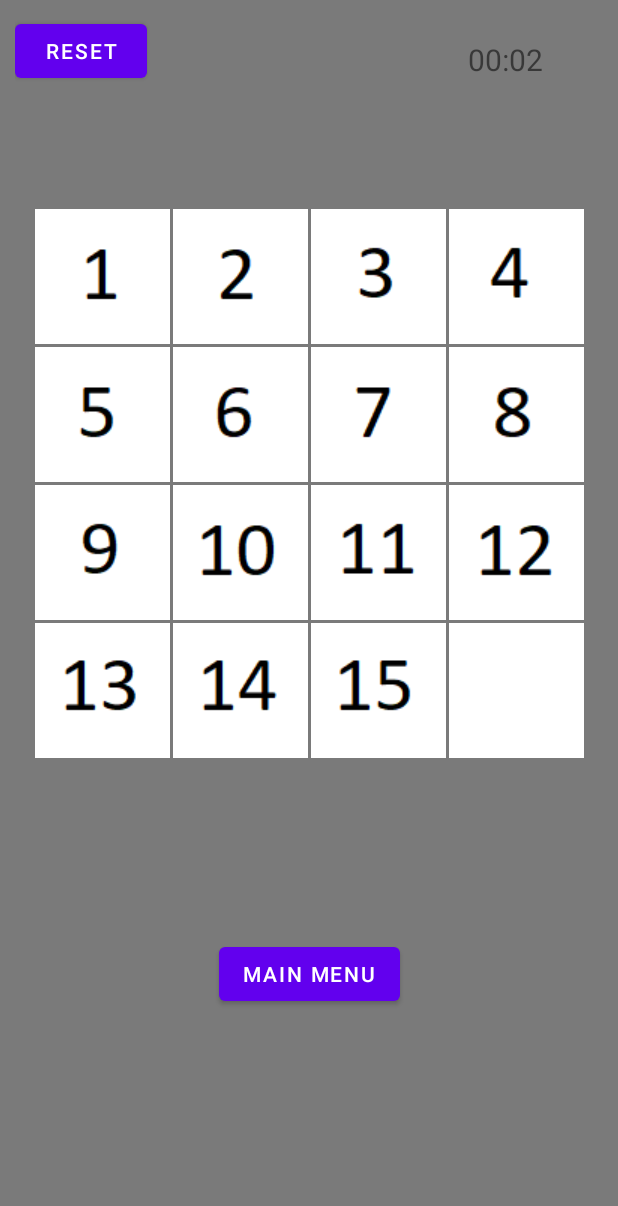
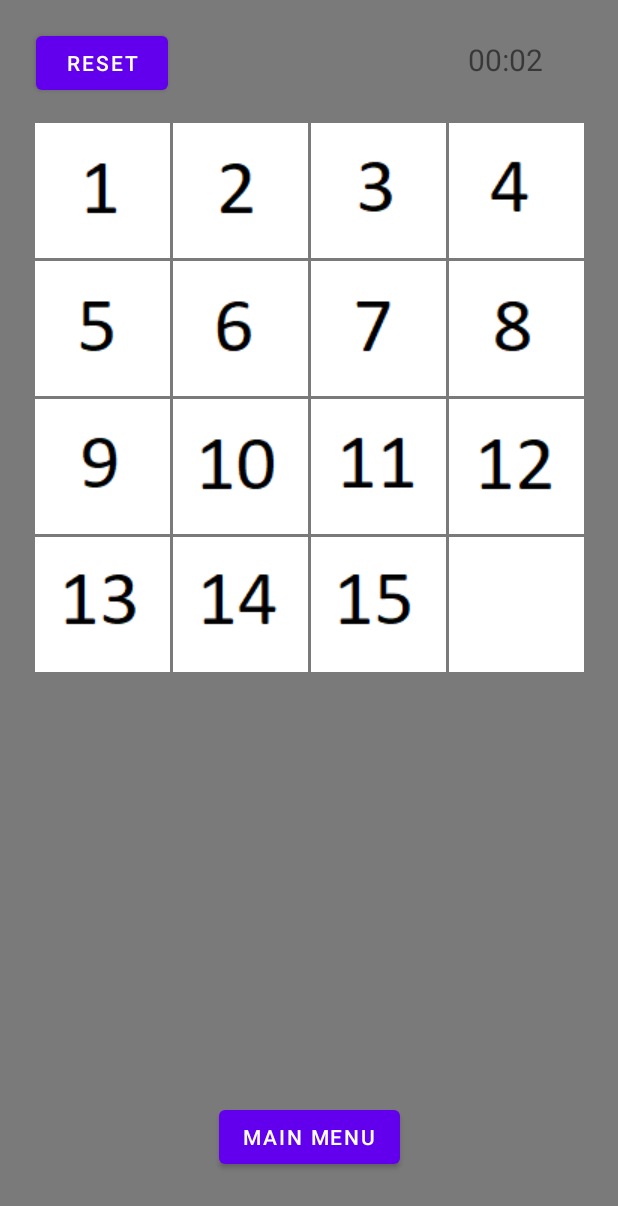
Before and after one commit to Appci11/Puzzle15, an Android app: the RandomGameActivity screen opened directly, with no data from a screen before it, on a phone screen of 412 x 824 dp. Shown: the top 1206 px of the screen. Run offline under Robolectric (Android 15) with nearby library versions, the phone set to English and light mode, and no system bars.

Commit message:
layout fixes

```diff
--- a/app/src/main/res/layout/activity_random_game.xml
+++ b/app/src/main/res/layout/activity_random_game.xml
@@ -14,13 +14,11 @@
         android:layout_width="wrap_content"
         android:layout_height="wrap_content"
         android:layout_marginStart="32dp"
-        android:layout_marginTop="100dp"
+        android:layout_marginTop="16dp"
         android:layout_marginEnd="32dp"
-        android:layout_marginBottom="280dp"
-        app:layout_constraintBottom_toBottomOf="parent"
         app:layout_constraintEnd_toEndOf="parent"
         app:layout_constraintStart_toStartOf="parent"
-        app:layout_constraintTop_toTopOf="parent">
+        app:layout_constraintTop_toBottomOf="@+id/ResetBtn">
 
 
         <ImageButton
@@ -181,15 +179,11 @@
         android:id="@+id/random_game_main_menu_button"
         android:layout_width="wrap_content"
         android:layout_height="wrap_content"
-        android:layout_marginStart="160dp"
-        android:layout_marginTop="103dp"
-        android:layout_marginEnd="160dp"
-        android:layout_marginBottom="124dp"
+        android:layout_marginBottom="32dp"
         android:text="Main Menu"
         app:layout_constraintBottom_toBottomOf="parent"
         app:layout_constraintEnd_toEndOf="parent"
-        app:layout_constraintStart_toStartOf="parent"
-        app:layout_constraintTop_toBottomOf="@+id/gameTilesHolder" />
+        app:layout_constraintStart_toStartOf="parent" />
 
     <TextView
         android:id="@+id/textView_countdown"
@@ -206,10 +200,10 @@
         android:id="@+id/ResetBtn"
         android:layout_width="wrap_content"
         android:layout_height="wrap_content"
+        android:layout_marginStart="14dp"
+        android:layout_marginTop="8dp"
         android:text="Reset"
-        tools:layout_editor_absoluteX="14dp"
-        tools:layout_editor_absoluteY="16dp" />;
-        app:layout_constraintEnd_toEndOf="parent"
+        app:layout_constraintStart_toStartOf="parent"
         app:layout_constraintTop_toTopOf="parent" />
 
 
```
